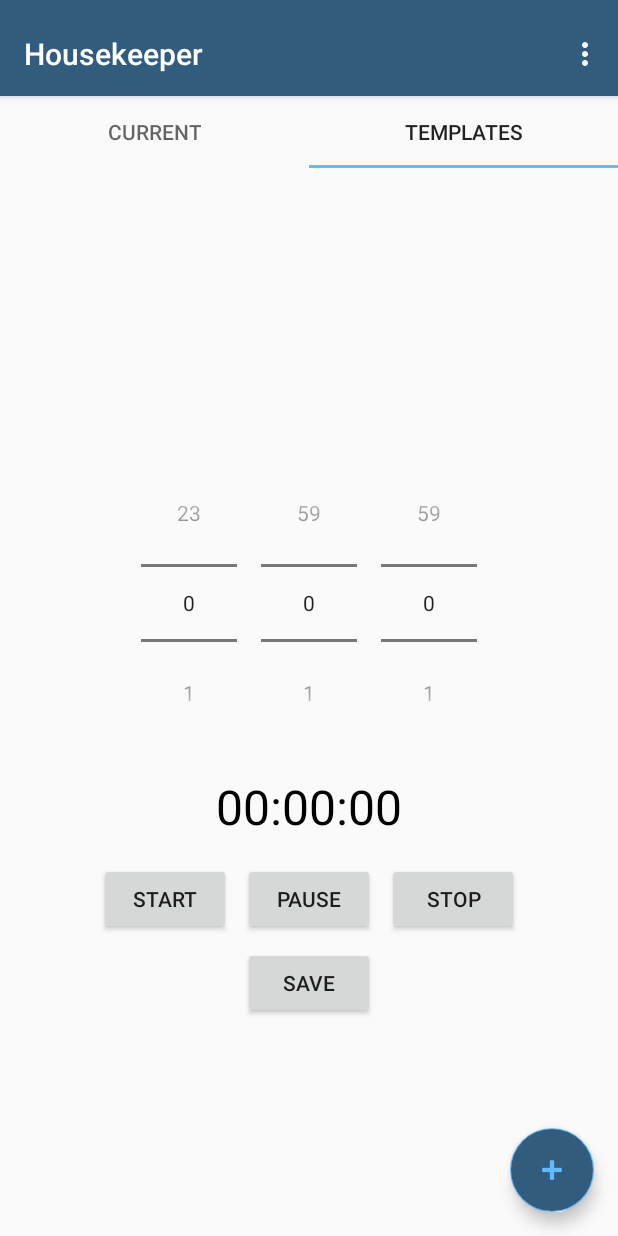
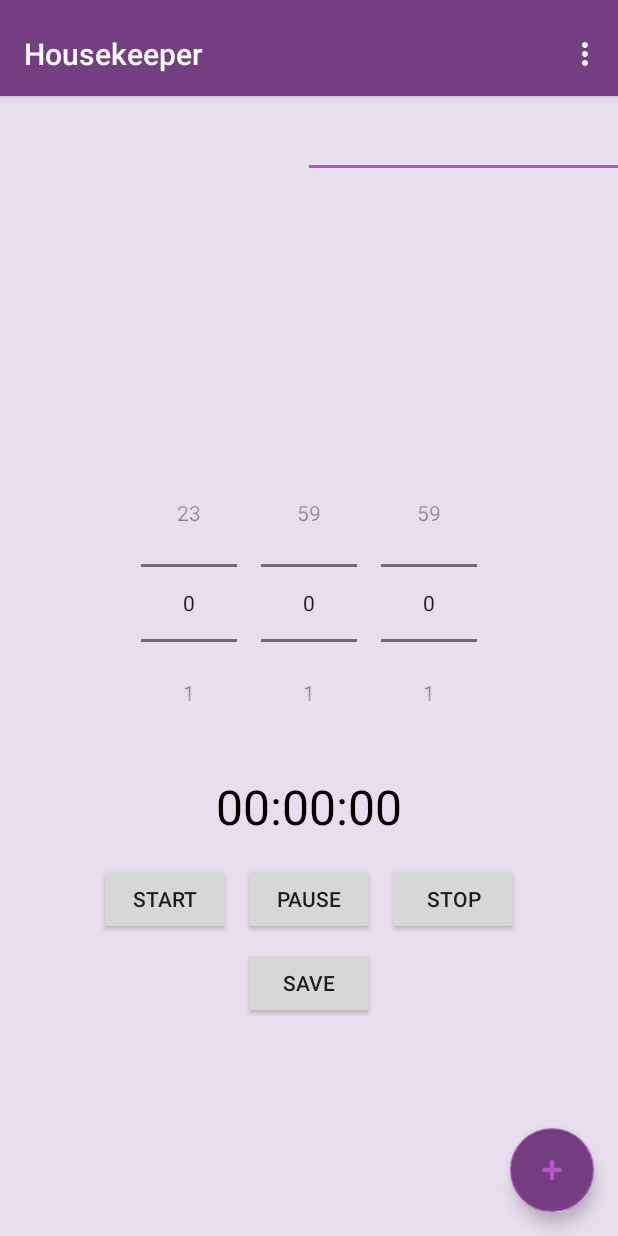
Before and after one commit to HouseKeeper1111111/HouseKeeper, an Android app: the screen it shows after launch (RemindersListActivity), tab 2 chosen, on a phone screen of 412 x 824 dp. Run offline under Robolectric (Android 15) with nearby library versions, the phone set to English and light mode, and no system bars; libraries missing offline, so code that uses them is left out: de.cketti.library, org.acra.config, org.acra.ktx, org.acra.mail; 6 statements that could not run were skipped.

Commit message:
feat: Added themes

```diff
--- a/MyApplication/app/src/main/res/values-night/themes.xml
+++ b/MyApplication/app/src/main/res/values-night/themes.xml
@@ -2,6 +2,6 @@
     <!-- Base application theme. -->
     <style name="Base.Theme.MyApplication" parent="Theme.Material3.DayNight.NoActionBar">
         <!-- Customize your dark theme here. -->
-        <!-- <item name="colorPrimary">@color/my_dark_primary</item> -->
+        <item name="android:windowBackground">@color/colorPrimaryDark</item>
     </style>
 </resources>
--- a/MyApplication/app/src/main/res/values/colors.xml
+++ b/MyApplication/app/src/main/res/values/colors.xml
@@ -1,8 +1,8 @@
 <?xml version="1.0" encoding="utf-8"?>
 <resources>
-    <color name="colorPrimary">#325C7D</color>
-    <color name="colorPrimaryDark">#25435B</color>
-    <color name="colorAccent">#62BAFF</color>
+    <color name="colorPrimary">#753E80</color>
+    <color name="colorPrimaryDark">#2C153A</color>
+    <color name="colorAccent">#B059C1</color>
     <color name="green">#10e279</color>
     <color name="yellow">#ffef09</color>
     <color name="orange">#f7a33d</color>
--- a/MyApplication/app/src/main/res/values/strings.xml
+++ b/MyApplication/app/src/main/res/values/strings.xml
@@ -50,8 +50,8 @@
     <string name="channel_description">Shown when a reminder is due</string>
     <string name="notification_title">Reminder</string>
     <string name="title_activity_reminders_list">@string/app_name</string>
-    <string name="tab_reminders">Current</string>
-    <string name="tab_templates">Templates</string>
+    <string name="tab_reminders">Reminders</string>
+    <string name="tab_timers">Timers</string>
     <string name="menu_entry_settings">Settings</string>
     <string name="menu_entry_help">Help</string>
     <string name="menu_entry_about">About</string>
--- a/MyApplication/app/src/main/res/values/styles.xml
+++ b/MyApplication/app/src/main/res/values/styles.xml
@@ -5,6 +5,7 @@
         <item name="colorPrimary">@color/colorPrimary</item>
         <item name="colorPrimaryDark">@color/colorPrimary</item>
         <item name="colorAccent">@color/colorAccent</item>
+        <item name="android:windowBackground">@color/main_color</item>
         <item name="android:forceDarkAllowed" tools:ignore="NewApi">true</item> <!-- applies only on API 29+ -->
     </style>
 
--- a/MyApplication/app/src/main/res/values/themes.xml
+++ b/MyApplication/app/src/main/res/values/themes.xml
@@ -2,7 +2,7 @@
     <!-- Base application theme. -->
     <style name="Base.Theme.MyApplication" parent="Theme.Material3.DayNight.NoActionBar">
         <!-- Customize your light theme here. -->
-        <!-- <item name="colorPrimary">@color/my_light_primary</item> -->
+        <item name="android:windowBackground">@color/main_color</item>
     </style>
 
     <style name="Theme.MyApplication" parent="Base.Theme.MyApplication" />
```
